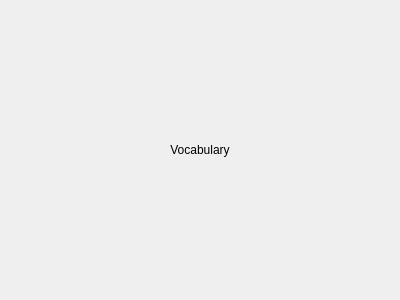
The window that ui/pages/Vocabulary_page.ui (R-Ohm/SETL) describes before a commit, drawn with Qt 5.
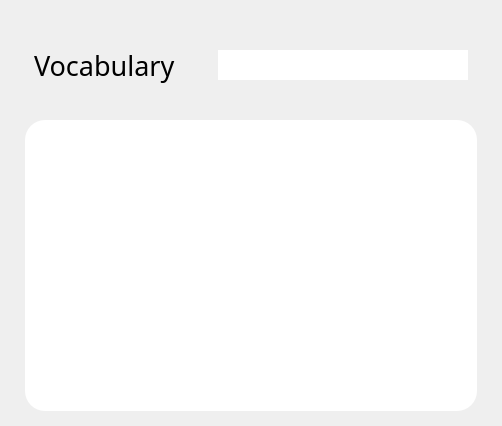
The same window after the commit.

```diff
--- a/ui/pages/Vocabulary_page.ui
+++ b/ui/pages/Vocabulary_page.ui
@@ -6,36 +6,103 @@
    <rect>
     <x>0</x>
     <y>0</y>
-    <width>400</width>
-    <height>300</height>
+    <width>502</width>
+    <height>426</height>
    </rect>
   </property>
   <property name="windowTitle">
    <string>Form</string>
   </property>
-  <layout class="QHBoxLayout" name="horizontalLayout">
+  <layout class="QVBoxLayout" name="verticalLayout">
    <property name="spacing">
-    <number>0</number>
+    <number>5</number>
    </property>
    <property name="leftMargin">
-    <number>0</number>
+    <number>25</number>
    </property>
    <property name="topMargin">
-    <number>0</number>
+    <number>15</number>
    </property>
    <property name="rightMargin">
-    <number>0</number>
+    <number>25</number>
    </property>
    <property name="bottomMargin">
-    <number>0</number>
+    <number>15</number>
    </property>
    <item>
-    <widget class="QLabel" name="label">
-     <property name="text">
-      <string>Vocabulary</string>
+    <widget class="QWidget" name="widget" native="true">
+     <property name="minimumSize">
+      <size>
+       <width>0</width>
+       <height>100</height>
+      </size>
      </property>
-     <property name="alignment">
-      <set>Qt::AlignCenter</set>
+     <layout class="QHBoxLayout" name="horizontalLayout">
+      <item>
+       <widget class="QLabel" name="label">
+        <property name="minimumSize">
+         <size>
+          <width>0</width>
+          <height>10</height>
+         </size>
+        </property>
+        <property name="maximumSize">
+         <size>
+          <width>16777215</width>
+          <height>88</height>
+         </size>
+        </property>
+        <property name="font">
+         <font>
+          <family>Poppins</family>
+          <pointsize>20</pointsize>
+         </font>
+        </property>
+        <property name="text">
+         <string>Vocabulary</string>
+        </property>
+       </widget>
+      </item>
+      <item>
+       <widget class="QLineEdit" name="lineEdit">
+        <property name="sizePolicy">
+         <sizepolicy hsizetype="Fixed" vsizetype="Fixed">
+          <horstretch>0</horstretch>
+          <verstretch>0</verstretch>
+         </sizepolicy>
+        </property>
+        <property name="minimumSize">
+         <size>
+          <width>250</width>
+          <height>0</height>
+         </size>
+        </property>
+        <property name="maximumSize">
+         <size>
+          <width>16777215</width>
+          <height>30</height>
+         </size>
+        </property>
+        <property name="styleSheet">
+         <string notr="true">#lineEdit { 
+	background-color: rgb(255, 255, 255);
+	border: none;
+}</string>
+        </property>
+       </widget>
+      </item>
+     </layout>
+    </widget>
+   </item>
+   <item>
+    <widget class="QListWidget" name="listWidget">
+     <property name="styleSheet">
+      <string notr="true">#listWidget { 
+	padding: 20px;
+	background-color: rgb(255, 255, 255);
+	border: none;
+	border-radius: 20px;
+}</string>
      </property>
     </widget>
    </item>
```
